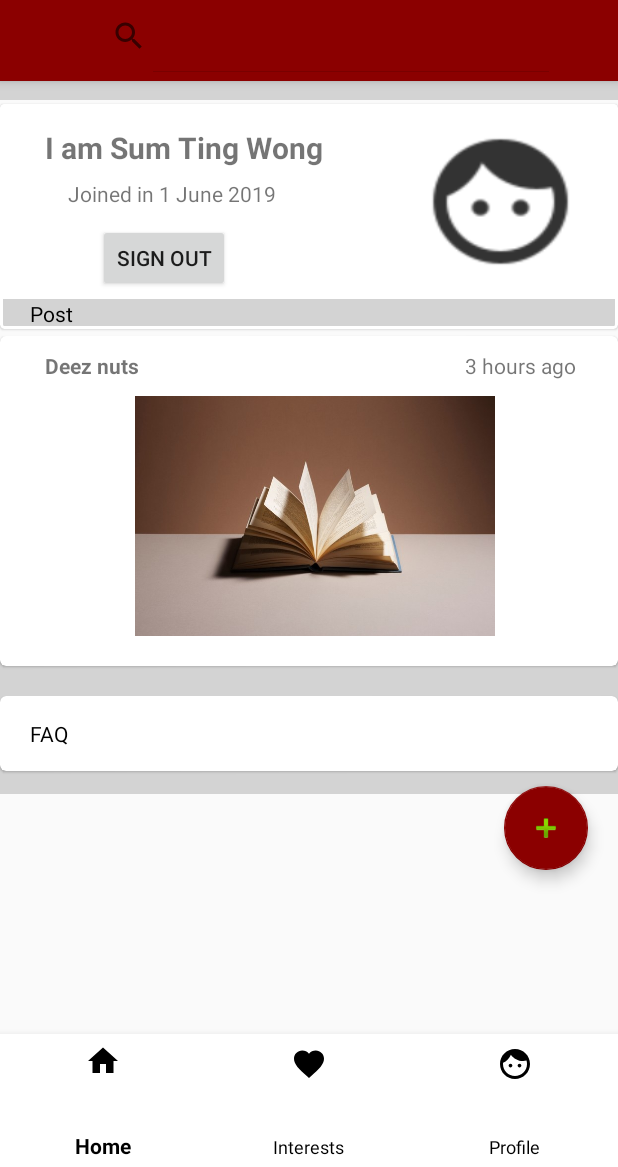
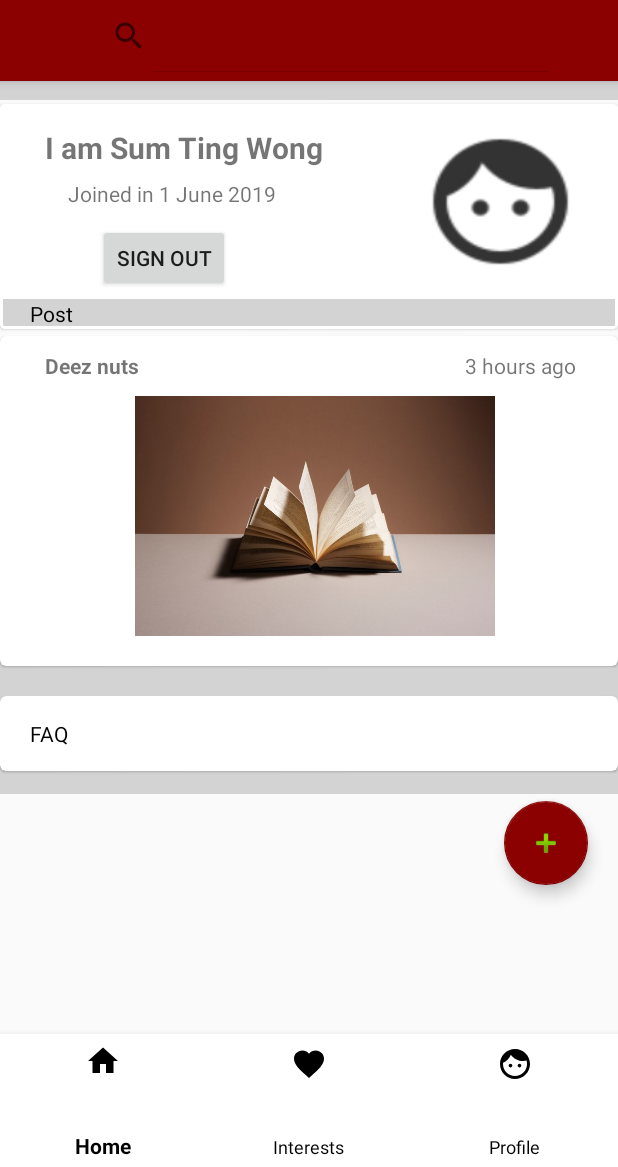
Before and after one commit to CoolForMe0812/scholarhub, an Android app: the Profile screen opened directly, with no data from a screen before it, on a phone screen of 412 x 824 dp, the part 69-1236 px from its top. Run offline under Robolectric (Android 15) with nearby library versions, the phone set to English and light mode, and no system bars.

```diff
--- a/app/src/main/res/layout/activity_profile.xml
+++ b/app/src/main/res/layout/activity_profile.xml
@@ -169,7 +169,7 @@
         android:layout_width="70dp"
         android:layout_height="70dp"
         android:layout_alignParentRight="true"
-        android:layout_marginTop="570dp"
+        android:layout_marginTop="580dp"
         android:layout_marginRight="20dp"
 
         android:clickable="true"
```
